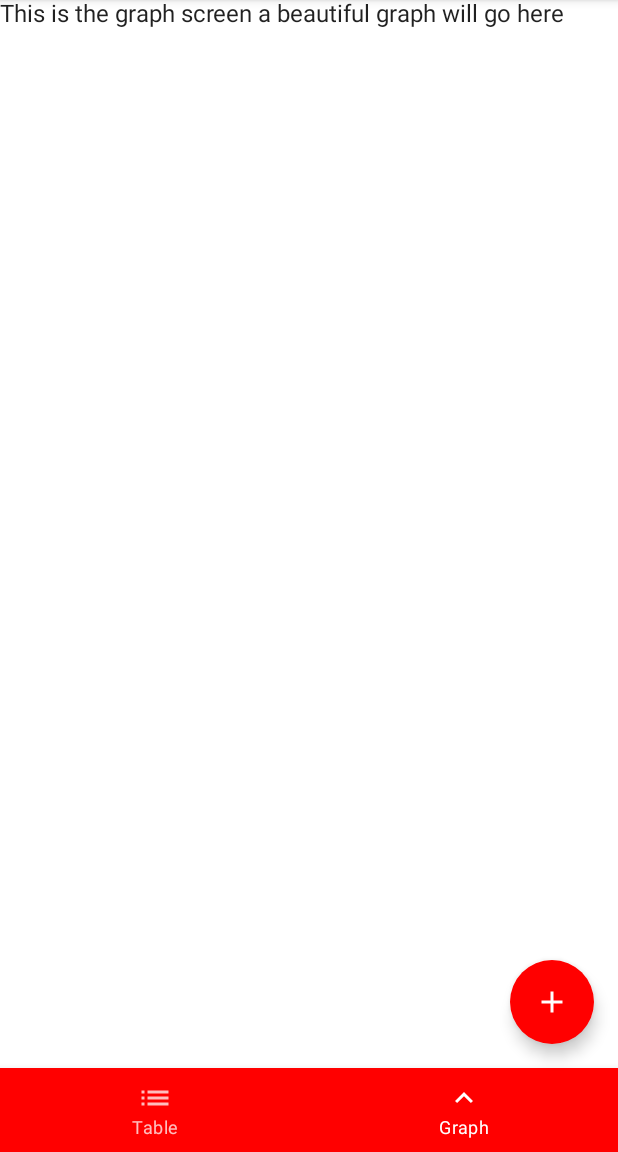
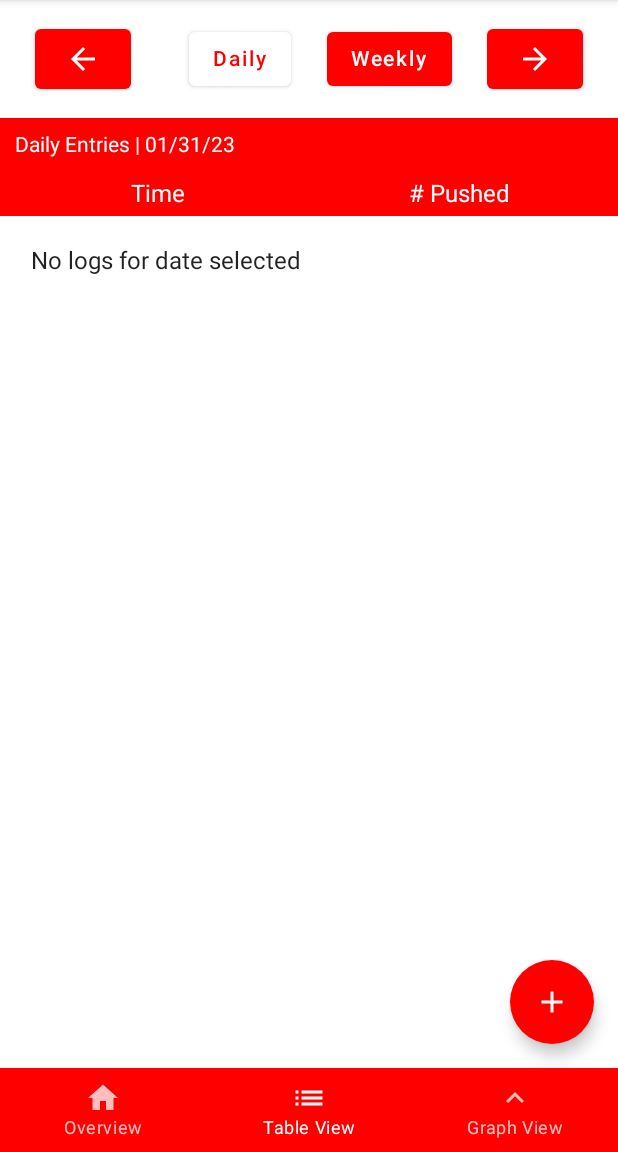
Before and after one commit to NShanklin22/PushupGod, an Android app built with Jetpack Compose: the screen it shows after launch (MainActivity), item 2 of the bottom bar chosen, on a phone screen of 412 x 824 dp, the part 84-1236 px from its top. Run offline under Robolectric (Android 15) with nearby library versions, the phone set to English and light mode, and no system bars; our stand-ins replace Room's generated code, accompanist, livedata-compose.

Commit message:
Started working on 01/31/23 notebook items

```diff
--- a/app/src/main/java/com/example/pushupgod/MainActivity.kt
+++ b/app/src/main/java/com/example/pushupgod/MainActivity.kt
@@ -3,11 +3,13 @@ package com.example.pushupgod
 import android.app.Activity
 import android.app.Application
 import android.content.ContentValues
+import android.os.Build
 import android.os.Bundle
 import android.util.Log
 import android.view.View
 import androidx.activity.ComponentActivity
 import androidx.activity.compose.setContent
+import androidx.annotation.RequiresApi
 import androidx.compose.foundation.layout.*
 import androidx.compose.material.*
 import androidx.compose.material.icons.Icons
@@ -38,6 +40,7 @@ import com.example.pushupgod.ui.screens.TableScreen
 import com.google.accompanist.systemuicontroller.rememberSystemUiController
 
 class MainActivity : ComponentActivity() {
+    @RequiresApi(Build.VERSION_CODES.O)
     override fun onCreate(savedInstanceState: Bundle?) {
         super.onCreate(savedInstanceState)
         setContent {
@@ -83,6 +86,7 @@ class MainActivity : ComponentActivity() {
 }
 
 
+@RequiresApi(Build.VERSION_CODES.O)
 @Composable
 fun ScreenSetup(viewModel: MainViewModel){
 
@@ -113,11 +117,12 @@ fun ScreenSetup(viewModel: MainViewModel){
     )
 }
 
+@RequiresApi(Build.VERSION_CODES.O)
 @Composable
 fun NavigationHost(navController: NavHostController, viewModel: MainViewModel){
 
     // Define the allLogs to be used by the various screens
-    val allLogs by viewModel.allLogs.observeAsState(listOf())
+    val allLogs by viewModel.listedLogs.observeAsState(listOf())
 
     NavHost(
         navController = navController,
@@ -138,6 +143,7 @@ fun NavigationHost(navController: NavHostController, viewModel: MainViewModel){
 @Suppress("UNCHECKED_CAST")
 class MainViewModelFactory(val application: Application):
         ViewModelProvider.Factory{
+            @RequiresApi(Build.VERSION_CODES.O)
             override fun <T : ViewModel> create (modelClass: Class<T>): T {
                 return MainViewModel(application) as T
             }
--- a/app/src/main/java/com/example/pushupgod/database/MainViewModel.kt
+++ b/app/src/main/java/com/example/pushupgod/database/MainViewModel.kt
@@ -21,15 +21,24 @@ class MainViewModel(application: Application) : ViewModel() {
 
     // repository is an instance of class LogRepository in system tree, hold methods for accessing data
     private val repository: LogRepository
+
+    // Variables that determine what range of data is being displayed
+    // Show entries from today
     var dailySelected by mutableStateOf(true)
+    // Show entries from this week
+    var weeklySelected by mutableStateOf(false  )
+    // Show entries from this month
+    var monthlySelected by mutableStateOf(false)
+
     // Variable to note if in the new entry page
     var NewEntrySelected by mutableStateOf(false)
 
     // Variable to store the active week
-    val dateFormatter = DateTimeFormatter.ofPattern("MM/dd/yyyy")
+    val dateFormatter = DateTimeFormatter.ofPattern("MM/dd/yy")
     val TodaysDate = LocalDate.now()
     var activeDay by mutableStateOf(TodaysDate)
-    var activeDayString by mutableStateOf(TodaysDate.format(dateFormatter))
+    var activeWeek by mutableStateOf(1)
+    var activeMonth by mutableStateOf(1)
 
     // listed logs are what are displayed on the main
     lateinit var listedLogs : MutableLiveData<List<PushupLog>>
--- a/app/src/main/java/com/example/pushupgod/ui/appbar/NavBarItems.kt
+++ b/app/src/main/java/com/example/pushupgod/ui/appbar/NavBarItems.kt
@@ -11,12 +11,17 @@ import com.example.pushupgod.ui.appbar.BarItem
 object NavBarItems {
     val BarItems = listOf(
         BarItem(
-            title = "Table",
+            title = "Overview",
+            image = Icons.Filled.Home,
+            route = "overview"
+        ),
+        BarItem(
+            title = "Table View",
             image = Icons.Filled.List,
             route = "table"
         ),
         BarItem(
-            title = "Graph",
+            title = "Graph View",
             image = Icons.Filled.KeyboardArrowUp,
             route = "graph"
         )
--- a/app/src/main/java/com/example/pushupgod/ui/screens/TableScreen.kt
+++ b/app/src/main/java/com/example/pushupgod/ui/screens/TableScreen.kt
@@ -88,7 +88,9 @@ fun DataRangeSelector(viewModel: MainViewModel){
 
         // First row has the daily/weekly entries selector
         Row(
-            modifier = Modifier.fillMaxWidth().padding(vertical = 15.dp),
+            modifier = Modifier
+                .fillMaxWidth()
+                .padding(vertical = 15.dp),
             horizontalArrangement = Arrangement.SpaceEvenly,
         ){
 
@@ -148,16 +150,15 @@ fun DataRangeSelector(viewModel: MainViewModel){
         Row(
             modifier = Modifier
                 .fillMaxWidth()
-                .padding(10.dp)
                 .background(Color.Red)
         ){
             Text(
                 modifier = Modifier.padding(vertical = 10.dp, horizontal = 10.dp),
                 text =
                 if(dailySelected){
-                    "Daily Entries"
+                    "Daily Entries | 01/31/23"
                 }else{
-                    "Weekly Entries"
+                    "Weekly Entries | 01/22/23 - 01/29/23"
                 },
                 style = TextStyle(
                     color = Color.White
@@ -177,7 +178,9 @@ fun DataTable(viewModel: MainViewModel){
     var listLogs = viewModel.listedLogs.value
 
     // Set the table head depending on where daily values button is selected
-    var TableHead1 = if(viewModel.dailySelected) "Entry #" else "Date"
+    var TableHead1 = if(viewModel.dailySelected) "Time" else "Date"
+
+    TitleRow(head1 = TableHead1, head2 = "# Pushed")
 
     if (listLogs != null) {
             // Lazy column will display all the of the entries
@@ -188,7 +191,7 @@ fun DataTable(viewModel: MainViewModel){
             ) {
                 // First item is the Title Row followed by "items" which is based a list
                 item {
-                    TitleRow(head1 = TableHead1, head2 = "Date", head3 = "# Pushed")
+                    TitleRow(head1 = TableHead1, head2 = "# Pushed")
                 }
 
                 items(listLogs) { log ->
@@ -204,16 +207,18 @@ fun DataTable(viewModel: MainViewModel){
             }
     }
     else{
-        Text(
-            modifier = Modifier.padding(15.dp),
-            text = "No logs for date selected"
-        )
+        Column(modifier = Modifier.padding(5.dp)) {
+            Text(
+                modifier = Modifier.padding(15.dp),
+                text = "No logs for date selected"
+            )
+        }
     }
 }
 
 // Title Row for top of data table
 @Composable
-fun TitleRow(head1: String, head2: String, head3: String) {
+fun TitleRow(head1: String, head2: String) {
     Row(
         modifier = Modifier
             .background(Color.Red)
@@ -228,7 +233,7 @@ fun TitleRow(head1: String, head2: String, head3: String) {
             color = Color.White
         )
         Text(
-            head3,
+            head2,
             modifier = Modifier.weight(0.2f),
             textAlign = TextAlign.Center,
             color = Color.White
```
Also changed, not shown: app/src/main/java/com/example/pushupgod/ui/screens/SettingsScreen.kt (added, +26 -0 lines).
